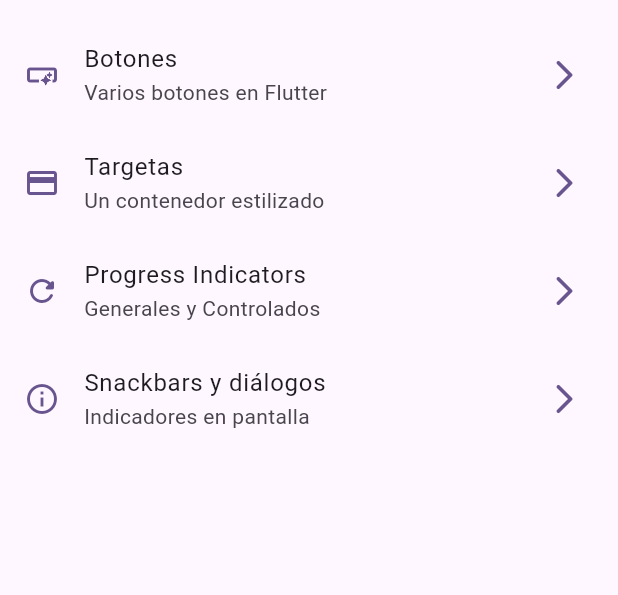
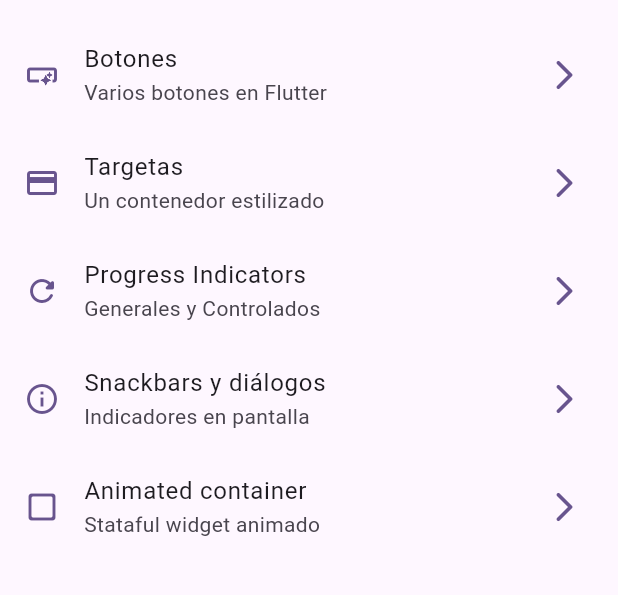
Before and after one commit to gramska/widgets_app, a Flutter app: the screen it shows after launch, on a phone screen of 412 x 824 dp, the part 63-658 px from its top. Run offline on Flutter 3.47's test engine with Material 3 defaults, Android fonts, the phone set to English and light mode, and no system bars; our stand-ins replace go_router.

Commit message:
Animated container implementado

```diff
--- a/lib/config/menu/menu_items.dart
+++ b/lib/config/menu/menu_items.dart
@@ -43,5 +43,12 @@ const appMenuItems = <MenuItem>[
       subtitle: 'Indicadores en pantalla',
       link: '/snackbars',
       icon: Icons.info_outline
+    ),
+
+    MenuItem(
+      title: 'Animated container',
+      subtitle: 'Stataful widget animado',
+      link: '/animated',
+      icon: Icons.check_box_outline_blank_rounded
     )
   ];
--- a/lib/config/router/app_router.dart
+++ b/lib/config/router/app_router.dart
@@ -27,6 +27,11 @@ final appRouter = GoRouter(
       path: '/snackbars',
       name: SnackbarScreen.name,
       builder: (context, state) => const SnackbarScreen()
+    ),
+    GoRoute(
+      path: '/animated',
+      name: AnimatedScreen.name,
+      builder: (context, state) => const AnimatedScreen()
     )
   ]
 );
```
Also changed, not shown: lib/presentation/screens/animated/animated_screen.dart (+53 -2 lines).
